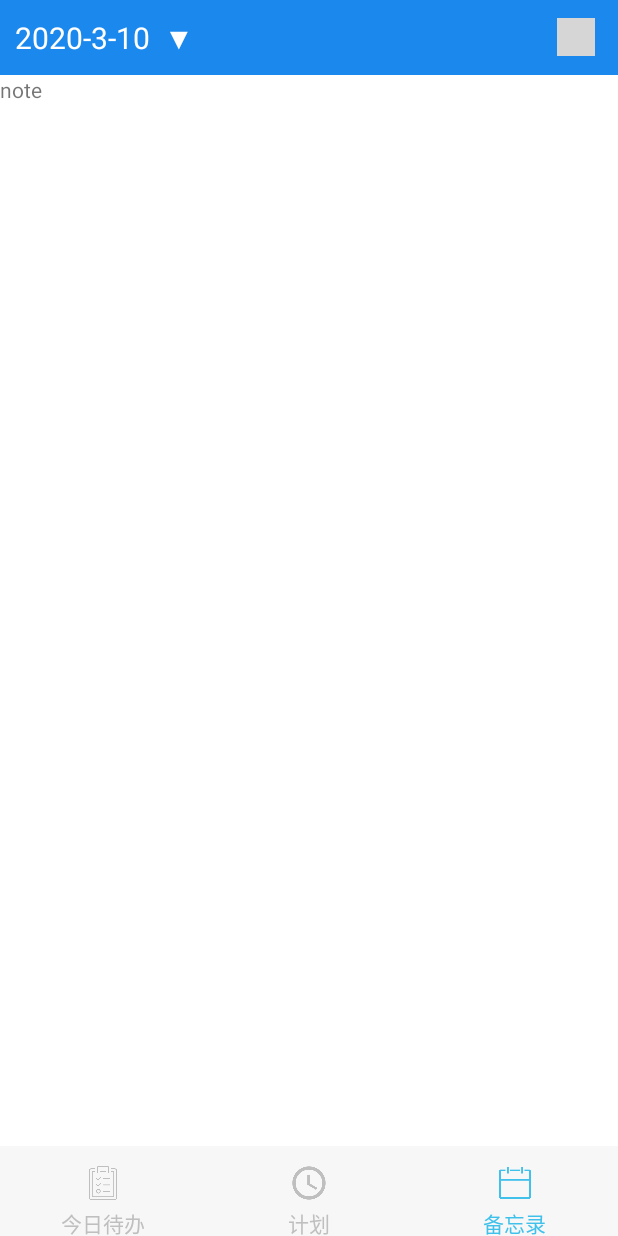
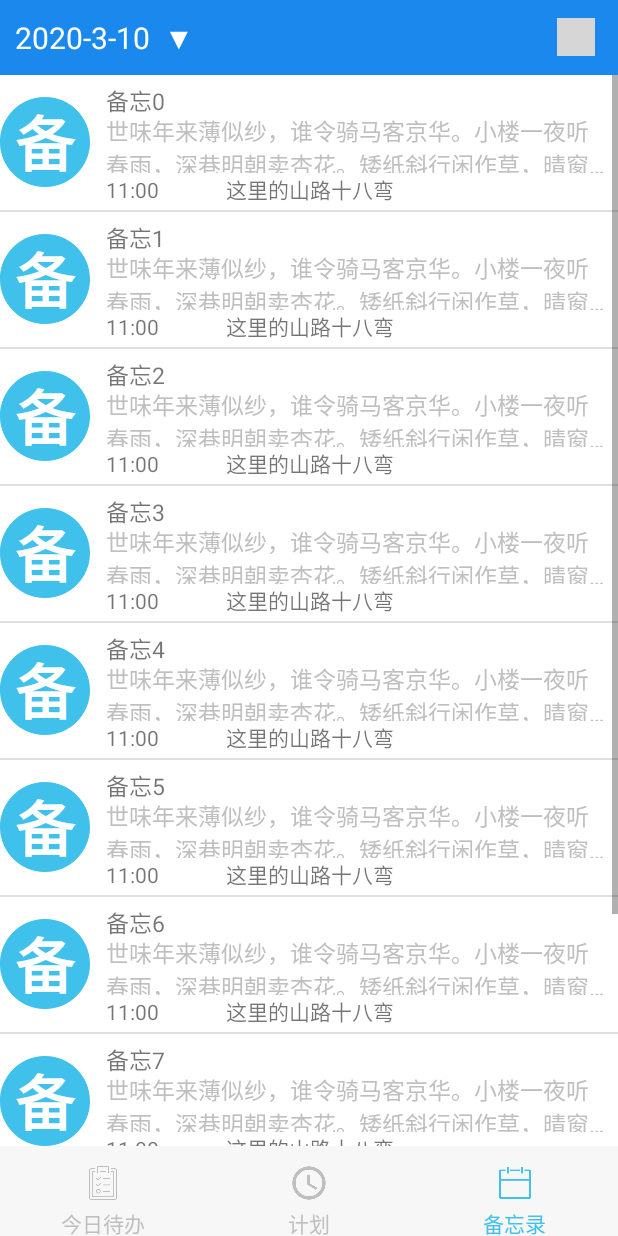
Before and after one commit to kinglc/GraduationProject, an Android app: the ContentActivity screen opened directly, with no data from a screen before it, after a tap on "备忘录", on a phone screen of 412 x 824 dp. Run offline under Robolectric (Android 15) with nearby library versions, the phone set to English and light mode, and no system bars; grey boxes are pictures that could not be loaded.

Commit message:
修复软键盘顶起布局bug，搭建note listview

```diff
--- a/TimeBlock/app/src/main/java/com/king/block/ContentActivity.java
+++ b/TimeBlock/app/src/main/java/com/king/block/ContentActivity.java
@@ -13,6 +13,7 @@ import android.os.Bundle;
 import android.util.Log;
 import android.view.Gravity;
 import android.view.View;
+import android.view.WindowManager;
 import android.widget.DatePicker;
 import android.widget.ImageView;
 import android.widget.LinearLayout;
@@ -57,6 +58,7 @@ public class ContentActivity extends AppCompatActivity implements View.OnClickLi
 
     @Override
     protected void onCreate(Bundle savedInstanceState) {
+        getWindow().setSoftInputMode(WindowManager.LayoutParams.SOFT_INPUT_ADJUST_PAN);
         super.onCreate(savedInstanceState);
         setContentView(R.layout.activity_content);
 //        String name = getIntent().getStringExtra("name");///////////////////////////////////
--- /dev/null
+++ b/TimeBlock/app/src/main/java/com/king/block/content/Note.java
@@ -0,0 +1,59 @@
+package com.king.block.content;
+
+import java.sql.Time;
+
+public class Note {
+    private int id;
+    private String title;
+    private String content;
+    private String time;
+    private String place;
+
+    public Note(int id, String title, String content, String time, String place) {
+        this.id = id;
+        this.title = title;
+        this.content = content;
+        this.time = time;
+        this.place = place;
+    }
+
+    public int getId() {
+        return id;
+    }
+
+    public void setId(int id) {
+        this.id = id;
+    }
+
+    public String getTitle() {
+        return title;
+    }
+
+    public void setTitle(String title) {
+        this.title = title;
+    }
+
+    public String getContent() {
+        return content;
+    }
+
+    public void setContent(String content) {
+        this.content = content;
+    }
+
+    public String getPlace() {
+        return place;
+    }
+
+    public void setPlace(String place) {
+        this.place = place;
+    }
+
+    public String getTime() {
+        return time;
+    }
+
+    public void setTime(String time) {
+        this.time = time;
+    }
+}
--- /dev/null
+++ b/TimeBlock/app/src/main/java/com/king/block/content/NoteAdapter.java
@@ -0,0 +1,79 @@
+package com.king.block.content;
+
+import android.content.Context;
+import android.view.LayoutInflater;
+import android.view.View;
+import android.view.ViewGroup;
+import android.widget.ArrayAdapter;
+import android.widget.CheckBox;
+import android.widget.EditText;
+import android.widget.ImageView;
+import android.widget.ListView;
+import android.widget.TextView;
+import android.widget.Toast;
+
+import com.king.block.R;
+
+import java.util.List;
+
+public class NoteAdapter extends ArrayAdapter<Note> {
+    private int resourceId;
+    public int now_index = -1;
+    private int newResourceId;
+    private ListView mListView;
+
+
+    public NoteAdapter(Context context, int resourceId, List<Note> note_list) {
+        super(context, resourceId, note_list);
+        newResourceId = resourceId;
+    }
+
+    private Note note;
+    private NoteAdapter.ViewHolder viewHolder;
+
+    @Override
+    public View getView(final int position, View convertView, ViewGroup parent) {
+        note = (Note) getItem(position);
+        viewHolder = null;
+        if (convertView == null) {
+            convertView = LayoutInflater.from(getContext()).inflate(R.layout.item_note, parent, false);
+            viewHolder = new NoteAdapter.ViewHolder();
+            initHolder(convertView, viewHolder);
+
+            convertView.setTag(viewHolder);
+        } else {
+            viewHolder = (NoteAdapter.ViewHolder) convertView.getTag();
+        }
+        String avatar = note.getTitle().charAt(0)+"";
+        viewHolder.note_avatar.setText(avatar);
+        viewHolder.note_title.setText(note.getTitle());
+        viewHolder.note_content.setText(note.getContent());
+        viewHolder.note_time.setText(note.getTime());
+        viewHolder.note_place.setText(note.getPlace());
+        return convertView;
+    }
+
+    private void initHolder(View v, NoteAdapter.ViewHolder vh) {
+        vh.note_avatar = (TextView) v.findViewById(R.id.note_avatar);
+        vh.note_title = (TextView) v.findViewById(R.id.note_title);
+        vh.note_content = (TextView) v.findViewById(R.id.note_content);
+        vh.note_time = (TextView) v.findViewById(R.id.note_time);
+        vh.note_place = (TextView) v.findViewById(R.id.note_place);
+    }
+
+    public ListView getListView() {
+        return mListView;
+    }
+
+    public void setListView(ListView mListView) {
+        this.mListView = mListView;
+    }
+
+    class ViewHolder {
+        TextView note_avatar;
+        TextView note_title;
+        TextView note_content;
+        TextView note_time;
+        TextView note_place;
+    }
+}
--- a/TimeBlock/app/src/main/java/com/king/block/content/NoteFragment.java
+++ b/TimeBlock/app/src/main/java/com/king/block/content/NoteFragment.java
@@ -1,23 +1,66 @@
 package com.king.block.content;
 
+import android.app.AlertDialog;
 import android.app.Fragment;
+import android.content.DialogInterface;
+import android.graphics.Color;
 import android.os.Bundle;
 import android.view.LayoutInflater;
 import android.view.View;
 import android.view.ViewGroup;
+import android.widget.AdapterView;
+import android.widget.Button;
+import android.widget.ListView;
 
 import androidx.annotation.Nullable;
 
 import com.king.block.R;
 
+import java.util.ArrayList;
+import java.util.List;
+
 public class NoteFragment extends Fragment {
     View view;
+    private ListView note_lv;
+    private NoteAdapter noteAdapter;
+    public static List<Note> note_list = new ArrayList<>();
 
     @Override
     public View onCreateView(LayoutInflater inflater, @Nullable ViewGroup container, @Nullable Bundle savedInstanceState) {
         view = inflater.inflate(R.layout.fragment_note, container, false);
+        initData();
+        initLv();
+        initEvent();
         return view;
     }
+
+    private void initEvent() {
+        noteAdapter = new NoteAdapter(getActivity(), R.layout.item_note, note_list);
+        note_lv =(ListView) view.findViewById(R.id.note_lv);
+        note_lv.setAdapter(noteAdapter);
+        noteAdapter.setListView(note_lv);
+        note_lv.setOnItemClickListener(new AdapterView.OnItemClickListener() {
+            @Override
+            public void onItemClick(AdapterView<?> parent, View view, final int position, long id) {
+
+            }
+        });
+    }
+
+    private void initLv() {
+
+    }
+
+
+    private void initData(){
+        //未完成 获取数据
+        for(int i=0;i<10;i++) {
+            Note note = new Note(i,"备忘"+i, "世味年来薄似纱，谁令骑马客京华。小楼一夜听春雨，深巷明朝卖杏花。矮纸斜行闲作草，晴窗细乳戏分茶。","11:00","这里的山路十八弯");
+            note_list.add(note);
+        }
+    }
+
+
 
     public void Load() {
         //title.setText("当前时间：\n" + new SimpleDateFormat("yyyy-MM-dd HH:mm:ss").format(new Date()));
--- /dev/null
+++ b/TimeBlock/app/src/main/java/com/king/block/content/Plan.java
@@ -0,0 +1,5 @@
+package com.king.block.content;
+
+public class Plan {
+
+}
--- a/TimeBlock/app/src/main/java/com/king/block/content/PlanFragment.java
+++ b/TimeBlock/app/src/main/java/com/king/block/content/PlanFragment.java
@@ -10,8 +10,25 @@ import androidx.annotation.Nullable;
 
 import com.king.block.R;
 
+import android.app.Fragment;
+import android.os.Bundle;
+import android.view.LayoutInflater;
+import android.view.View;
+import android.view.ViewGroup;
+import android.widget.ListView;
+
+import androidx.annotation.Nullable;
+
+import com.king.block.R;
+
+import java.util.ArrayList;
+import java.util.List;
+
 public class PlanFragment extends Fragment {
     View view;
+    private ListView plan_lv;
+//    private PlanAdapter planAdapter;
+    public static List<Plan> plan_list = new ArrayList<>();
 
     @Override
     public View onCreateView(LayoutInflater inflater, @Nullable ViewGroup container, @Nullable Bundle savedInstanceState) {
@@ -19,9 +36,17 @@ public class PlanFragment extends Fragment {
         return view;
     }
 
+
+    private void initData(){
+        //未完成 获取数据
+        for(int i=0;i<10;i++) {
+//            Plan plan = new Plan(i,i+""+i+i+i+i, i%2==0);
+//            plan_list.add(plan);
+        }
+    }
+
     public void Load() {
         //title.setText("当前时间：\n" + new SimpleDateFormat("yyyy-MM-dd HH:mm:ss").format(new Date()));
 
     }
-
 }
--- a/TimeBlock/app/src/main/res/layout/fragment_note.xml
+++ b/TimeBlock/app/src/main/res/layout/fragment_note.xml
@@ -5,10 +5,12 @@
     android:layout_height="match_parent"
     tools:context=".content.NoteFragment">
 
-    <!-- TODO: Update blank fragment layout -->
-    <TextView
+<!--    <CalendarView-->
+<!--        android:layout_width="match_parent"-->
+<!--        android:layout_height="match_parent"/>-->
+    <ListView
         android:layout_width="match_parent"
         android:layout_height="match_parent"
-        android:text="note" />
+        android:id="@+id/note_lv"/>
 
 </FrameLayout>
--- /dev/null
+++ b/TimeBlock/app/src/main/res/layout/item_note.xml
@@ -0,0 +1,59 @@
+<?xml version="1.0" encoding="utf-8"?>
+<LinearLayout xmlns:android="http://schemas.android.com/apk/res/android"
+    android:layout_width="match_parent"
+    android:layout_height="90dp">
+    <TextView
+        android:layout_width="60dp"
+        android:layout_height="60dp"
+        android:background="@drawable/round_blue"
+        android:text="啊"
+        android:textColor="#fff"
+        android:textSize="40dp"
+        android:layout_marginRight="5dp"
+        android:textStyle="bold"
+        android:layout_gravity="center"
+        android:gravity="center"
+        android:id="@+id/note_avatar"/>
+    <LinearLayout
+        android:layout_width="match_parent"
+        android:layout_height="match_parent"
+        android:orientation="vertical"
+        android:layout_margin="5dp">
+        <TextView
+            android:layout_width="match_parent"
+            android:layout_height="20dp"
+            android:textSize="15dp"
+            android:id="@+id/note_title"
+            android:text="主题"
+            android:maxLines="1"
+            android:ellipsize="end"/>
+        <TextView
+            android:layout_width="match_parent"
+            android:layout_height="40dp"
+            android:textSize="15dp"
+            android:text="内容"
+            android:textColor="#bfbfbf"
+            android:maxLines="2"
+            android:ellipsize="end"
+            android:id="@+id/note_content"/>
+        <LinearLayout
+            android:layout_width="match_parent"
+            android:layout_height="20dp"
+            android:orientation="horizontal">
+            <TextView
+                android:layout_width="80dp"
+                android:layout_height="20dp"
+                android:textSize="14dp"
+                android:id="@+id/note_time"
+                android:text="11:00"/>
+            <TextView
+                android:layout_width="0dp"
+                android:layout_height="20dp"
+                android:layout_weight="1"
+                android:textSize="14dp"
+                android:id="@+id/note_place"
+                android:maxLines="1"
+                android:ellipsize="end"/>
+        </LinearLayout>
+    </LinearLayout>
+</LinearLayout>
--- /dev/null
+++ b/TimeBlock/app/src/main/res/layout/item_plan.xml
@@ -0,0 +1,6 @@
+<?xml version="1.0" encoding="utf-8"?>
+<LinearLayout xmlns:android="http://schemas.android.com/apk/res/android"
+    android:layout_width="match_parent"
+    android:layout_height="100dp">
+
+</LinearLayout>
```
Also changed, not shown: TimeBlock/app/src/main/java/com/king/block/content/PlanAdapter.java (added, +74 -0 lines), TimeBlock/app/src/main/res/drawable/round_blue.png (added).
